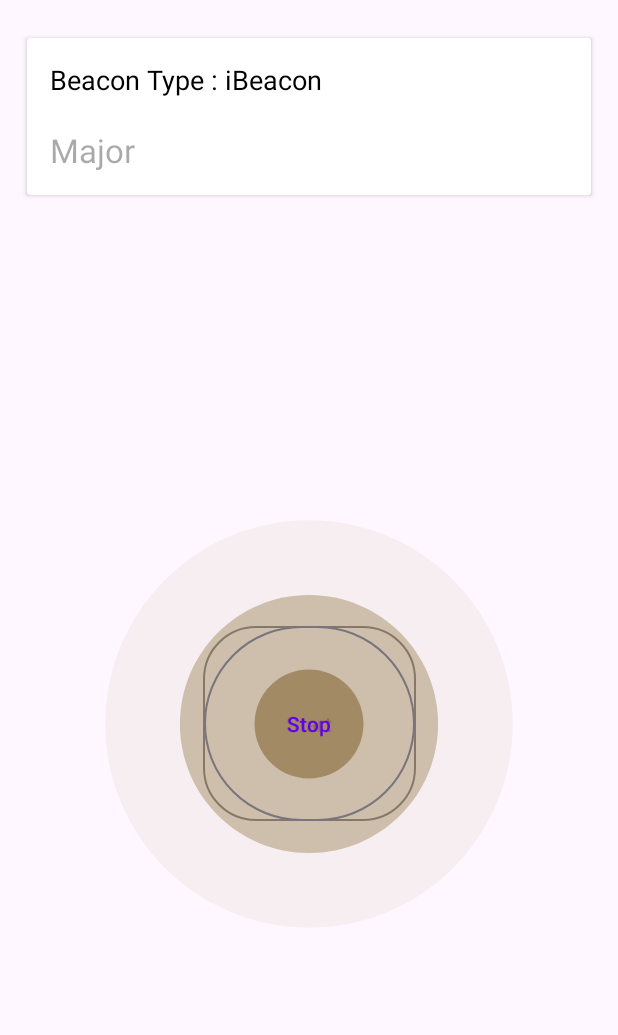
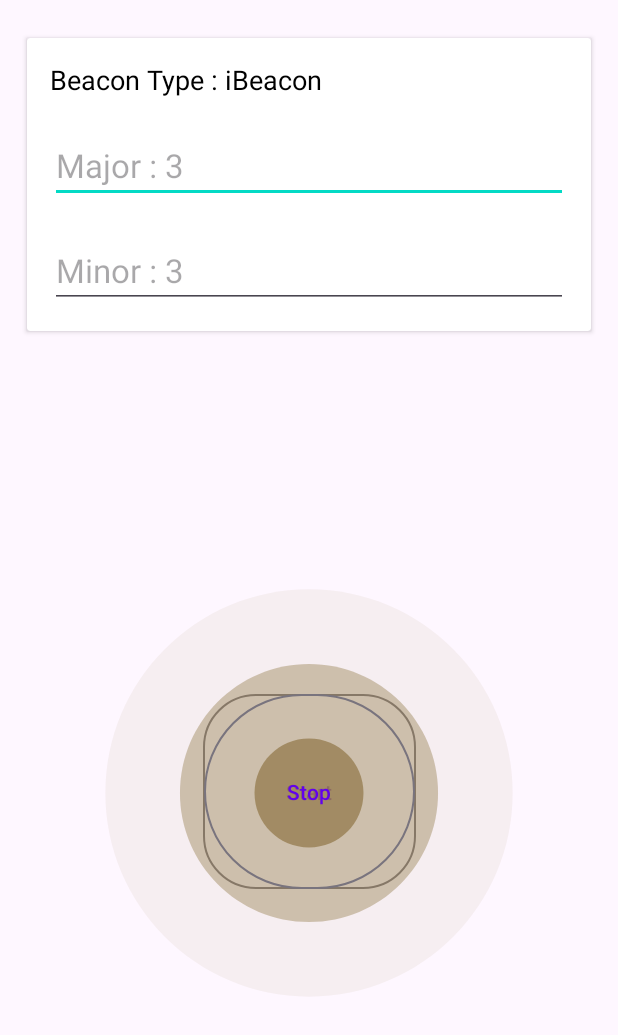
Before and after one commit to blezDev/BeaconTransmitter, an Android app: the layout activity_setup.xml on its own in the app's theme, with its tools: preview values and no code run, on a phone screen of 412 x 824 dp. Shown: the top 1035 px of the screen. Run offline under Robolectric (Android 15) with nearby library versions, the phone set to English and light mode, and no system bars.

Commit message:
iphone manufacturing set

```diff
--- a/app/src/main/res/layout/activity_setup.xml
+++ b/app/src/main/res/layout/activity_setup.xml
@@ -49,15 +49,28 @@
                         android:text="@string/beacon_type_ibeacon"
                         android:textColor="@color/black" />
 
-                    <TextView
-                        android:id="@+id/edit_major_iBeacon"
+                    <EditText
+                        android:id="@+id/edit_major"
+                        android:layout_width="match_parent"
+                        android:layout_height="wrap_content"
+                        android:layout_margin="10dp"
+                        android:textColor="@color/black"
+                        android:textSize="22sp"
+                        android:inputType="number"
+                        android:hint="Major : 3 "
+                        />
+
+                    <EditText
+                        android:id="@+id/edit_minor"
                         android:layout_width="match_parent"
                         android:layout_height="wrap_content"
                         android:layout_margin="10dp"
                         android:textSize="22sp"
-                        tools:hint="Major "
+                        android:inputType="number"
 
-                        android:textColor="@color/black" />
+                        android:hint="Minor : 3"
+                        android:textColor="@color/black"
+                         />
 
 
 
```
Also changed, not shown: app/src/main/AndroidManifest.xml (+5 -4 lines), app/src/main/java/com/blez/beacontransmitter/ui/SetupActivity.kt (+13 -10 lines).
